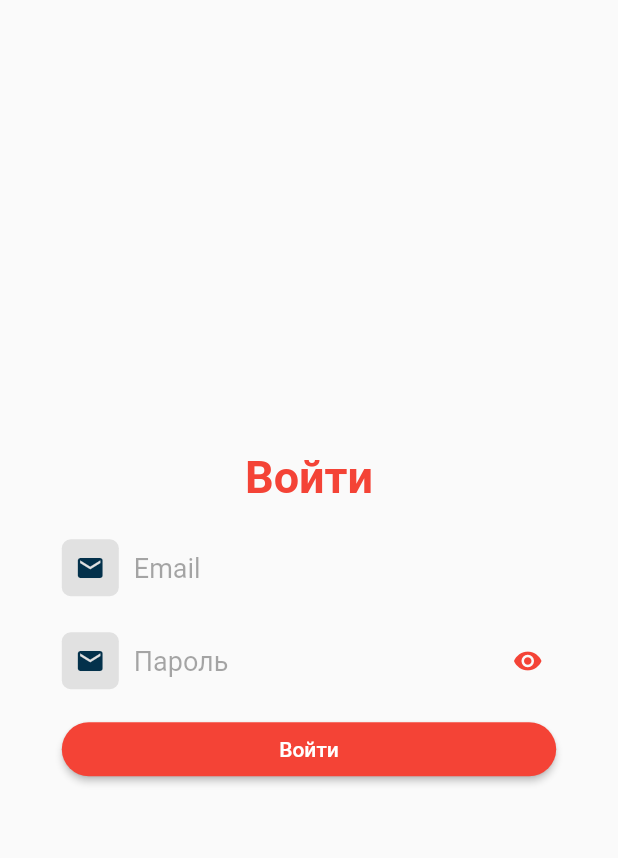
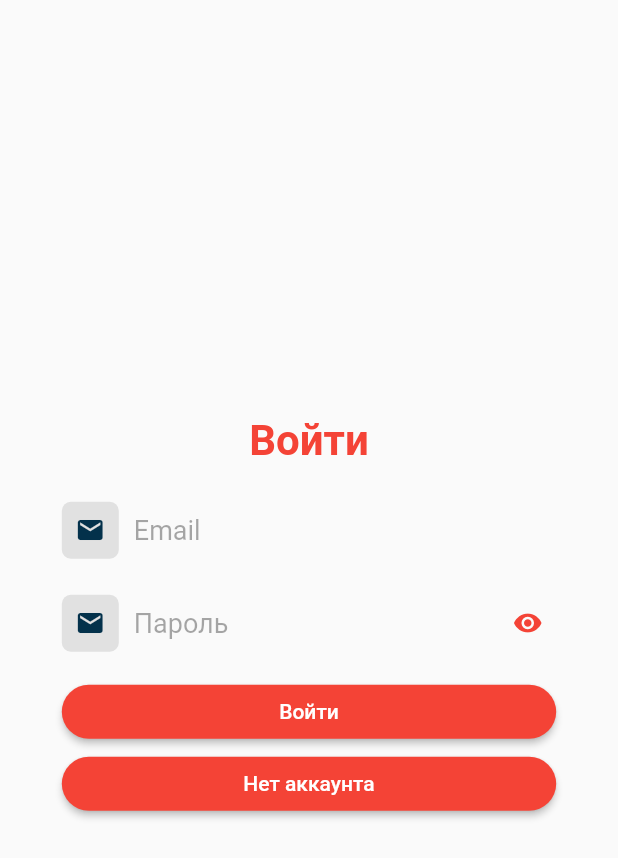
Before and after one commit to Den0110/bloknot, a Flutter app: the screen it shows after launch, on a phone screen of 412 x 824 dp. Shown: the top 858 px of the screen. Run offline on Flutter 3.47's test engine with Material 2 defaults, Android fonts, the phone set to English and light mode, and no system bars; our stand-ins replace drift, flutter_redux, flutter_riverpod, freezed_annotation, moor, redux and 1 more; accounts and stored records are empty; generated files the repository leaves out were written again.

Commit message:
sign up stub added

```diff
--- a/lib/pages/login_screen.dart
+++ b/lib/pages/login_screen.dart
@@ -14,6 +14,7 @@ class LoginScreen extends ConsumerStatefulWidget {
 }
 
 class _LoginScreenState extends ConsumerState<LoginScreen> {
+  bool isSigningUp = false;
   String email = '';
   String password = '';
 
@@ -28,7 +29,7 @@ class _LoginScreenState extends ConsumerState<LoginScreen> {
       Navigator.pushReplacementNamed(context, Routes.todo);
     }).catchError((e) {
       ScaffoldMessenger.of(context)
-          .showSnackBar(SnackBar(content: Text(e.toString())));
+          .showSnackBar(SnackBar(content: Text(e.message)));
     });
   }
 
@@ -50,14 +51,14 @@ class _LoginScreenState extends ConsumerState<LoginScreen> {
                   children: [
                     RichText(
                       textAlign: TextAlign.center,
-                      text: const TextSpan(
+                      text: TextSpan(
                         children: <TextSpan>[
                           TextSpan(
-                            text: "Войти",
-                            style: TextStyle(
+                            text: isSigningUp ? 'Зарегистрироваться': 'Войти',
+                            style: const TextStyle(
                               color: Colors.red,
                               fontWeight: FontWeight.bold,
-                              fontSize: 30.0,
+                              fontSize: 28.0,
                             ),
                           ),
                         ],
@@ -86,8 +87,17 @@ class _LoginScreenState extends ConsumerState<LoginScreen> {
                     SizedBox(
                       width: double.infinity,
                       child: BloknotButton(
-                        text: 'Войти',
+                        text: isSigningUp ? 'Создать аккаунт' : 'Войти',
                         onPressed: _onLoginPressed,
+                      ),
+                    ),
+                    SizedBox(
+                      width: double.infinity,
+                      child: BloknotButton(
+                        text: isSigningUp ? 'Уже есть аккаунт' : 'Нет аккаунта',
+                        onPressed: () => setState(() {
+                          isSigningUp = !isSigningUp;
+                        }),
                       ),
                     ),
                   ],
```
Also changed, not shown: lib/providers/auth_provider.dart (+4 -3 lines).
